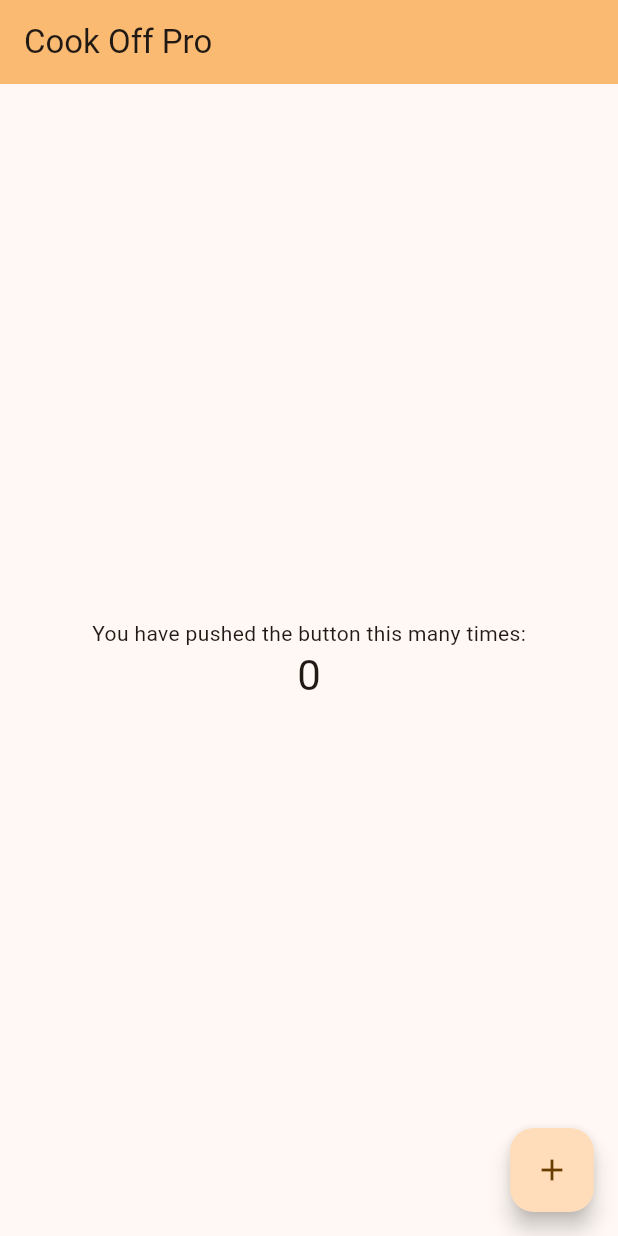
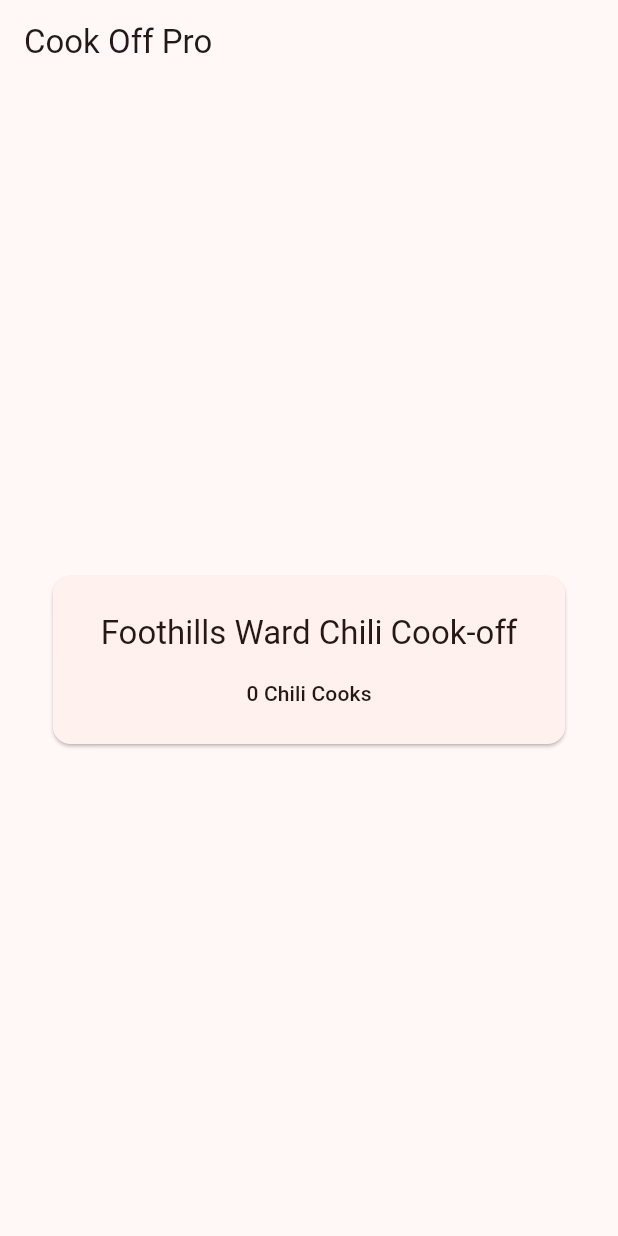
Before and after one commit to clawworks/cook_off_pro, a Flutter app: the screen it shows after launch, on a phone screen of 412 x 824 dp. Run offline on Flutter 3.47's test engine with Material 3 defaults, Android fonts, the phone set to English and light mode, and no system bars; our stand-ins replace firebase_auth, firebase_core, flutter_hooks, go_router, hooks_riverpod; accounts and stored records are empty.

Commit message:
Color scheme changes

```diff
--- a/lib/cook_off_pro_app.dart
+++ b/lib/cook_off_pro_app.dart
@@ -15,18 +15,30 @@ class CookOffProApp extends ConsumerWidget {
         // debugShowCheckedModeBanner: false,
         title: 'Cook Off Pro',
         routerConfig: ref.watch(pRouter),
-        // themeMode: ThemeMode.dark,
+        themeMode: ThemeMode.light,
         theme: ThemeData(
           colorScheme: ColorScheme.fromSeed(
-            seedColor: Colors.orangeAccent,
+            dynamicSchemeVariant: DynamicSchemeVariant.fidelity,
+            // seedColor: Color(0xFFFF7043),
+            seedColor: const Color(0xFFD35C37),
+            // seedColor: Color(0xFFB71C1C),
+            // seedColor: Color(0xFFE74C3C),
+            // seedColor: Colors.orangeAccent,
+            // seedColor: Colors.brown,
           ),
           useMaterial3: true,
         ),
         darkTheme: ThemeData(
           brightness: Brightness.dark,
           colorScheme: ColorScheme.fromSeed(
-            seedColor: Colors.orangeAccent,
             brightness: Brightness.dark,
+            dynamicSchemeVariant: DynamicSchemeVariant.fidelity,
+            // seedColor: Color(0xFFFF7043),
+            seedColor: const Color(0xFFD35C37),
+            // seedColor: Color(0xFFB71C1C),
+            // seedColor: Color(0xFFE74C3C),
+            // seedColor: Colors.orangeAccent,
+            // seedColor: Colors.brown,
           ),
           useMaterial3: true,
         ),
--- a/lib/home_page.dart
+++ b/lib/home_page.dart
@@ -1,4 +1,6 @@
+import 'package:cook_off_pro/router.dart';
 import 'package:flutter/material.dart';
+import 'package:go_router/go_router.dart';
 
 class HomePage extends StatefulWidget {
   const HomePage({super.key, required this.title});
@@ -20,29 +22,55 @@ class _HomePageState extends State<HomePage> {
   @override
   Widget build(BuildContext context) {
     return Scaffold(
+      // backgroundColor: Color(0xFFF4E4C1),
+      // backgroundColor: Theme.of(context).colorScheme.inversePrimary,
       appBar: AppBar(
-        backgroundColor: Theme.of(context).colorScheme.inversePrimary,
+        // backgroundColor: Theme.of(context).colorScheme.inversePrimary,
         title: Text(widget.title),
       ),
       body: Center(
         child: Column(
           mainAxisAlignment: MainAxisAlignment.center,
           children: <Widget>[
-            const Text(
-              'You have pushed the button this many times:',
+            Card(
+              child: InkWell(
+                onTap: () {
+                  context.goNamed(AppRoute.signUp.name);
+                },
+                borderRadius: BorderRadius.circular(12.0),
+                child: Padding(
+                  padding: const EdgeInsets.symmetric(
+                      horizontal: 32.0, vertical: 24.0),
+                  child: Column(
+                    children: [
+                      Text(
+                        'Foothills Ward Chili Cook-off',
+                        style: Theme.of(context).textTheme.titleLarge,
+                      ),
+                      const SizedBox(height: 16.0),
+                      Text(
+                        '0 Chili Cooks',
+                        style: Theme.of(context).textTheme.titleSmall,
+                      ),
+                    ],
+                  ),
+                ),
+              ),
             ),
-            Text(
-              '$_counter',
-              style: Theme.of(context).textTheme.headlineMedium,
-            ),
+            // ElevatedButton(
+            //   onPressed: () {
+            //     context.goNamed(AppRoute.signUp.name);
+            //   },
+            //   child: Text("Sign Up!"),
+            // ),
           ],
         ),
       ),
-      floatingActionButton: FloatingActionButton(
-        onPressed: _incrementCounter,
-        tooltip: 'Increment',
-        child: const Icon(Icons.add),
-      ),
+      // floatingActionButton: FloatingActionButton(
+      //   onPressed: _incrementCounter,
+      //   tooltip: 'Increment',
+      //   child: const Icon(Icons.add),
+      // ),
     );
   }
 }
--- a/lib/router.dart
+++ b/lib/router.dart
@@ -3,12 +3,14 @@ import 'package:cook_off_pro/go_router_refresh_stream.dart';
 import 'package:cook_off_pro/home_page.dart';
 import 'package:cook_off_pro/oops_page.dart';
 import 'package:cook_off_pro/settings_page.dart';
+import 'package:cook_off_pro/sign_up_page.dart';
 import 'package:flutter/material.dart';
 import 'package:go_router/go_router.dart';
 import 'package:hooks_riverpod/hooks_riverpod.dart';
 
 enum AppRoute {
   home,
+  signUp,
   settings,
   settingsRecoil,
   history,
@@ -43,6 +45,13 @@ final pRouter = Provider<GoRouter>((ref) {
           );
         },
         routes: [
+          GoRoute(
+            path: 'signUp',
+            name: AppRoute.signUp.name,
+            builder: (context, state) {
+              return const SignUpPage();
+            },
+          ),
           GoRoute(
             path: 'settings',
             name: AppRoute.settings.name,
```
Also changed, not shown: lib/sign_up_page.dart (+12 -2 lines).
